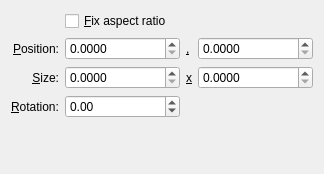
The window that src/libkstapp/dimensionstab.ui (Kst-plot/kst) describes before a commit, drawn with Qt 5.
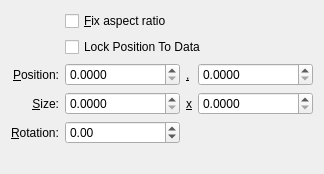
The same window after the commit.

Commit message: A new feature:  annotation view items can now be set to have their positions 'fixed to data', so that if you scroll or more data comes in, the annotation object moves along with the data.  It is set in the dimensions tab of the view item's dialog.

The edit to the form file:
```diff
--- a/src/libkstapp/dimensionstab.ui
+++ b/src/libkstapp/dimensionstab.ui
@@ -16,7 +16,7 @@
   <layout class="QVBoxLayout" name="verticalLayout">
    <item>
     <layout class="QGridLayout" name="gridLayout">
-     <item row="3" column="0">
+     <item row="4" column="0">
       <widget class="QLabel" name="label_5">
        <property name="sizePolicy">
         <sizepolicy hsizetype="Fixed" vsizetype="Preferred">
@@ -32,7 +32,7 @@
        </property>
       </widget>
      </item>
-     <item row="3" column="1">
+     <item row="4" column="1">
       <widget class="QDoubleSpinBox" name="_rotation">
        <property name="minimum">
         <double>-180.000000000000000</double>
@@ -42,7 +42,7 @@
        </property>
       </widget>
      </item>
-     <item row="2" column="0">
+     <item row="3" column="0">
       <widget class="QLabel" name="label_3">
        <property name="text">
         <string>&amp;Size:</string>
@@ -58,7 +58,7 @@
        </property>
       </widget>
      </item>
-     <item row="2" column="1">
+     <item row="3" column="1">
       <widget class="QDoubleSpinBox" name="_width">
        <property name="decimals">
         <number>4</number>
@@ -71,7 +71,7 @@
        </property>
       </widget>
      </item>
-     <item row="2" column="2">
+     <item row="3" column="2">
       <widget class="QLabel" name="_dimXlabel">
        <property name="sizePolicy">
         <sizepolicy hsizetype="Fixed" vsizetype="Preferred">
@@ -90,7 +90,7 @@
        </property>
       </widget>
      </item>
-     <item row="2" column="3">
+     <item row="3" column="3">
       <widget class="QDoubleSpinBox" name="_height">
        <property name="decimals">
         <number>4</number>
@@ -103,7 +103,7 @@
        </property>
       </widget>
      </item>
-     <item row="1" column="0">
+     <item row="2" column="0">
       <widget class="QLabel" name="label">
        <property name="text">
         <string>&amp;Position:</string>
@@ -119,7 +119,7 @@
        </property>
       </widget>
      </item>
-     <item row="1" column="2">
+     <item row="2" column="2">
       <widget class="QLabel" name="label_2">
        <property name="sizePolicy">
         <sizepolicy hsizetype="Fixed" vsizetype="Preferred">
@@ -138,7 +138,7 @@
        </property>
       </widget>
      </item>
-     <item row="1" column="3">
+     <item row="2" column="3">
       <widget class="QDoubleSpinBox" name="_y">
        <property name="decimals">
         <number>4</number>
@@ -158,7 +158,7 @@
        </property>
       </widget>
      </item>
-     <item row="1" column="1">
+     <item row="2" column="1">
       <widget class="QDoubleSpinBox" name="_x">
        <property name="decimals">
         <number>4</number>
@@ -171,6 +171,13 @@
        </property>
       </widget>
      </item>
+     <item row="1" column="1" colspan="3">
+      <widget class="QCheckBox" name="_lockPosToData">
+       <property name="text">
+        <string>Lock Position To Data</string>
+       </property>
+      </widget>
+     </item>
     </layout>
    </item>
    <item>
```
Left out of the diff: 32 changed lines with no effect on the pictures. The commit also changes 19 other files.
